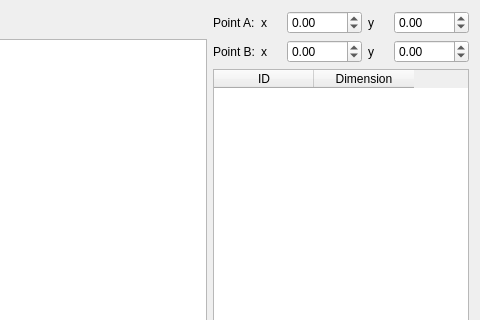
Qt form core/dialog/template.ui (KmolYuan/Pyslvs-UI) before a commit; both pictures show x 275 to 755 and y 0 to 320 of the 755 by 529 pixel window.
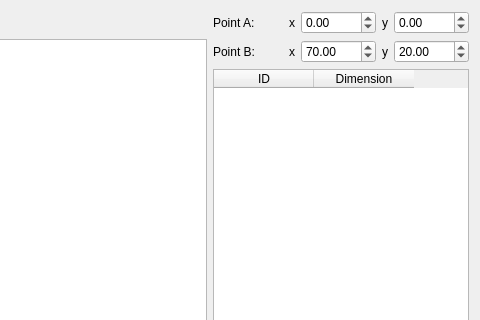
The same form after that commit.

Commit message: Template UI - two base point.

```diff
--- a/core/dialog/template.ui
+++ b/core/dialog/template.ui
@@ -92,6 +92,12 @@
          </item>
          <item row="1" column="1">
           <widget class="QLabel" name="label_2">
+           <property name="sizePolicy">
+            <sizepolicy hsizetype="Fixed" vsizetype="Preferred">
+             <horstretch>0</horstretch>
+             <verstretch>0</verstretch>
+            </sizepolicy>
+           </property>
            <property name="text">
             <string>x</string>
            </property>
@@ -116,6 +122,12 @@
          </item>
          <item row="3" column="1">
           <widget class="QLabel" name="label_4">
+           <property name="sizePolicy">
+            <sizepolicy hsizetype="Fixed" vsizetype="Preferred">
+             <horstretch>0</horstretch>
+             <verstretch>0</verstretch>
+            </sizepolicy>
+           </property>
            <property name="text">
             <string>x</string>
            </property>
@@ -123,6 +135,12 @@
          </item>
          <item row="1" column="3">
           <widget class="QLabel" name="label_5">
+           <property name="sizePolicy">
+            <sizepolicy hsizetype="Fixed" vsizetype="Preferred">
+             <horstretch>0</horstretch>
+             <verstretch>0</verstretch>
+            </sizepolicy>
+           </property>
            <property name="text">
             <string>y</string>
            </property>
@@ -130,6 +148,12 @@
          </item>
          <item row="3" column="3">
           <widget class="QLabel" name="label_6">
+           <property name="sizePolicy">
+            <sizepolicy hsizetype="Fixed" vsizetype="Preferred">
+             <horstretch>0</horstretch>
+             <verstretch>0</verstretch>
+            </sizepolicy>
+           </property>
            <property name="text">
             <string>y</string>
            </property>
@@ -143,6 +167,9 @@
            <property name="maximum">
             <double>9999.989999999999782</double>
            </property>
+           <property name="value">
+            <double>70.000000000000000</double>
+           </property>
           </widget>
          </item>
          <item row="3" column="4">
@@ -153,6 +180,9 @@
            <property name="maximum">
             <double>9999.989999999999782</double>
            </property>
+           <property name="value">
+            <double>20.000000000000000</double>
+           </property>
           </widget>
          </item>
         </layout>
```
Left out of the diff: 12 changed lines with no effect on the pictures. The commit also changes 8 other files.
